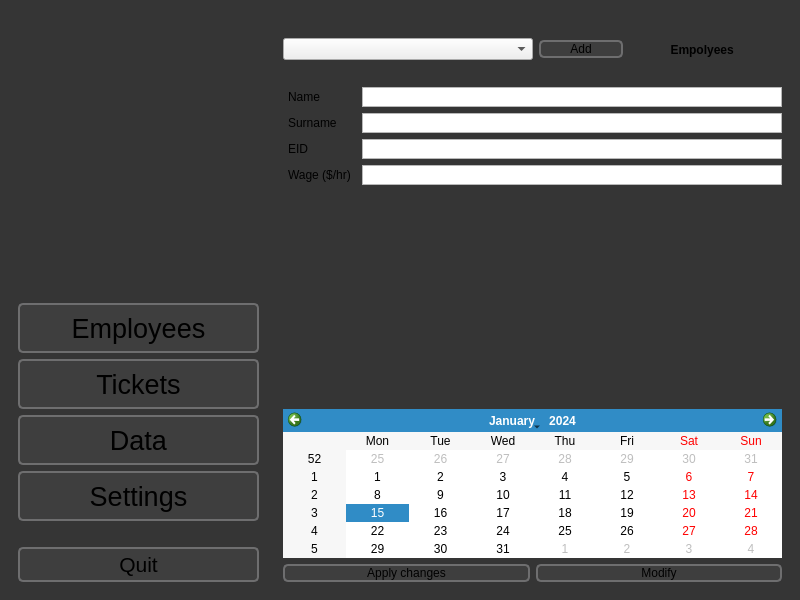
Above: mainwindow.ui from BlackoutSND/Car-Workshop-Manager-in-QT-School-project- before the change. Below: the same form after it.
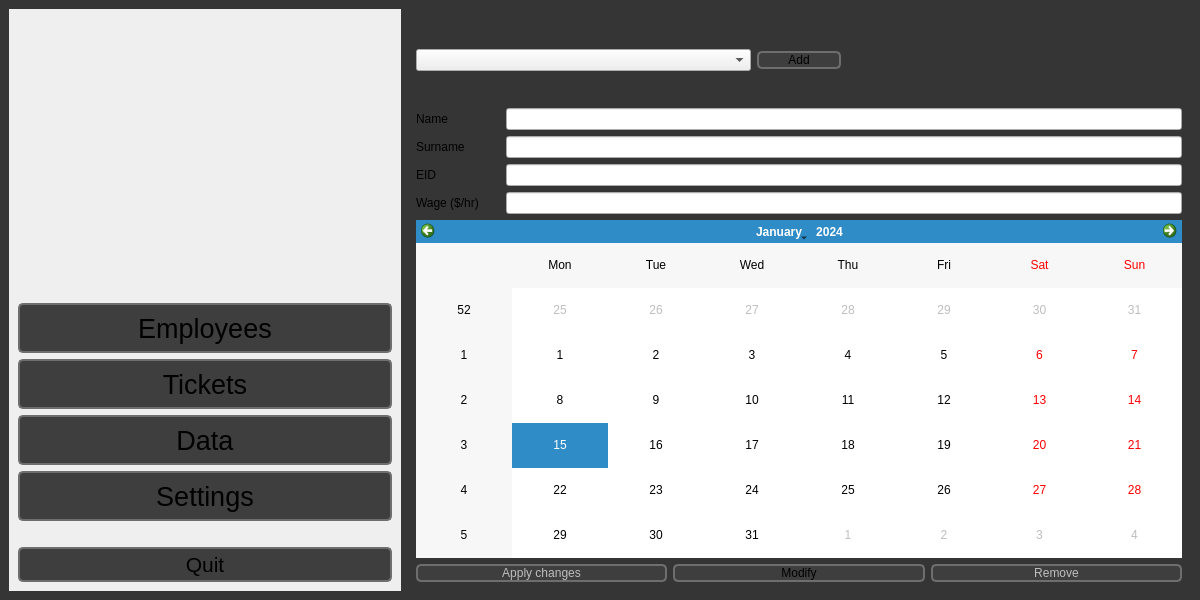
That is the form after the change. The open tabs and pages were chosen to show the change. Icons and pictures are not drawn.

Commit message: Extremely modified version of what was done before. Though now it requires a lot of changes becausee of the spaghetti code. The entire thing was written in C++ QT in less then 2 days without prior knowledge of this Framework... But I am going to refurbish it later this summer in my free time! SO it will get better soon!

```diff
--- a/mainwindow.ui
+++ b/mainwindow.ui
@@ -6,13 +6,13 @@
    <rect>
     <x>0</x>
     <y>0</y>
-    <width>800</width>
+    <width>1200</width>
     <height>600</height>
    </rect>
   </property>
   <property name="minimumSize">
    <size>
-    <width>800</width>
+    <width>1000</width>
     <height>600</height>
    </size>
   </property>
@@ -25,43 +25,241 @@
   <property name="palette">
    <palette>
     <active>
+     <colorrole role="WindowText">
+      <brush brushstyle="SolidPattern">
+       <color alpha="255">
+        <red>255</red>
+        <green>255</green>
+        <blue>255</blue>
+       </color>
+      </brush>
+     </colorrole>
+     <colorrole role="Button">
+      <brush brushstyle="SolidPattern">
+       <color alpha="255">
+        <red>49</red>
+        <green>49</green>
+        <blue>49</blue>
+       </color>
+      </brush>
+     </colorrole>
+     <colorrole role="Text">
+      <brush brushstyle="SolidPattern">
+       <color alpha="255">
+        <red>255</red>
+        <green>255</green>
+        <blue>255</blue>
+       </color>
+      </brush>
+     </colorrole>
+     <colorrole role="ButtonText">
+      <brush brushstyle="SolidPattern">
+       <color alpha="255">
+        <red>255</red>
+        <green>255</green>
+        <blue>255</blue>
+       </color>
+      </brush>
+     </colorrole>
+     <colorrole role="Base">
+      <brush brushstyle="SolidPattern">
+       <color alpha="255">
+        <red>81</red>
+        <green>81</green>
+        <blue>81</blue>
+       </color>
+      </brush>
+     </colorrole>
      <colorrole role="Window">
       <brush brushstyle="SolidPattern">
        <color alpha="255">
-        <red>53</red>
-        <green>53</green>
-        <blue>53</blue>
+        <red>36</red>
+        <green>36</green>
+        <blue>36</blue>
+       </color>
+      </brush>
+     </colorrole>
+     <colorrole role="Highlight">
+      <brush brushstyle="SolidPattern">
+       <color alpha="255">
+        <red>85</red>
+        <green>170</green>
+        <blue>127</blue>
+       </color>
+      </brush>
+     </colorrole>
+     <colorrole role="AlternateBase">
+      <brush brushstyle="SolidPattern">
+       <color alpha="255">
+        <red>81</red>
+        <green>81</green>
+        <blue>81</blue>
+       </color>
+      </brush>
+     </colorrole>
+     <colorrole role="ToolTipText">
+      <brush brushstyle="SolidPattern">
+       <color alpha="255">
+        <red>255</red>
+        <green>255</green>
+        <blue>255</blue>
+       </color>
+      </brush>
+     </colorrole>
+     <colorrole role="PlaceholderText">
+      <brush brushstyle="SolidPattern">
+       <color alpha="128">
+        <red>255</red>
+        <green>255</green>
+        <blue>255</blue>
        </color>
       </brush>
      </colorrole>
     </active>
     <inactive>
+     <colorrole role="WindowText">
+      <brush brushstyle="SolidPattern">
+       <color alpha="255">
+        <red>255</red>
+        <green>255</green>
+        <blue>255</blue>
+       </color>
+      </brush>
+     </colorrole>
+     <colorrole role="Button">
+      <brush brushstyle="SolidPattern">
+       <color alpha="255">
+        <red>49</red>
+        <green>49</green>
+        <blue>49</blue>
+       </color>
+      </brush>
+     </colorrole>
+     <colorrole role="Text">
+      <brush brushstyle="SolidPattern">
+       <color alpha="255">
+        <red>255</red>
+        <green>255</green>
+        <blue>255</blue>
+       </color>
+      </brush>
+     </colorrole>
+     <colorrole role="ButtonText">
+      <brush brushstyle="SolidPattern">
+       <color alpha="255">
+        <red>255</red>
+        <green>255</green>
+        <blue>255</blue>
+       </color>
+      </brush>
+     </colorrole>
+     <colorrole role="Base">
+      <brush brushstyle="SolidPattern">
+       <color alpha="255">
+        <red>81</red>
+        <green>81</green>
+        <blue>81</blue>
+       </color>
+      </brush>
+     </colorrole>
      <colorrole role="Window">
       <brush brushstyle="SolidPattern">
        <color alpha="255">
-        <red>53</red>
-        <green>53</green>
-        <blue>53</blue>
+        <red>36</red>
+        <green>36</green>
+        <blue>36</blue>
+       </color>
+      </brush>
+     </colorrole>
+     <colorrole role="Highlight">
+      <brush brushstyle="SolidPattern">
+       <color alpha="255">
+        <red>85</red>
+        <green>170</green>
+        <blue>127</blue>
+       </color>
+      </brush>
+     </colorrole>
+     <colorrole role="AlternateBase">
+      <brush brushstyle="SolidPattern">
+       <color alpha="255">
+        <red>81</red>
+        <green>81</green>
+        <blue>81</blue>
+       </color>
+      </brush>
+     </colorrole>
+     <colorrole role="ToolTipText">
+      <brush brushstyle="SolidPattern">
+       <color alpha="255">
+        <red>255</red>
+        <green>255</green>
+        <blue>255</blue>
+       </color>
+      </brush>
+     </colorrole>
+     <colorrole role="PlaceholderText">
+      <brush brushstyle="SolidPattern">
+       <color alpha="128">
+        <red>255</red>
+        <green>255</green>
+        <blue>255</blue>
        </color>
       </brush>
      </colorrole>
     </inactive>
     <disabled>
+     <colorrole role="Button">
+      <brush brushstyle="SolidPattern">
+       <color alpha="255">
+        <red>49</red>
+        <green>49</green>
+        <blue>49</blue>
+       </color>
+      </brush>
+     </colorrole>
      <colorrole role="Base">
       <brush brushstyle="SolidPattern">
        <color alpha="255">
-        <red>53</red>
-        <green>53</green>
-        <blue>53</blue>
+        <red>36</red>
+        <green>36</green>
+        <blue>36</blue>
        </color>
       </brush>
      </colorrole>
      <colorrole role="Window">
       <brush brushstyle="SolidPattern">
        <color alpha="255">
-        <red>53</red>
-        <green>53</green>
-        <blue>53</blue>
+        <red>36</red>
+        <green>36</green>
+        <blue>36</blue>
+       </color>
+      </brush>
+     </colorrole>
+     <colorrole role="AlternateBase">
+      <brush brushstyle="SolidPattern">
+       <color alpha="255">
+        <red>81</red>
+        <green>81</green>
+        <blue>81</blue>
+       </color>
+      </brush>
+     </colorrole>
+     <colorrole role="ToolTipText">
+      <brush brushstyle="SolidPattern">
+       <color alpha="255">
+        <red>255</red>
+        <green>255</green>
+        <blue>255</blue>
+       </color>
+      </brush>
+     </colorrole>
+     <colorrole role="PlaceholderText">
+      <brush brushstyle="SolidPattern">
+       <color alpha="128">
+        <red>255</red>
+        <green>255</green>
+        <blue>255</blue>
        </color>
       </brush>
      </colorrole>
@@ -176,52 +374,6 @@
    <layout class="QHBoxLayout" name="horizontalLayout" stretch="1,2">
     <item>
      <widget class="QWidget" name="leftSideMenu" native="true">
-      <property name="palette">
-       <palette>
-        <active>
-         <colorrole role="Window">
-          <brush brushstyle="SolidPattern">
-           <color alpha="255">
-            <red>53</red>
-            <green>53</green>
-            <blue>53</blue>
-           </color>
-          </brush>
-         </colorrole>
-        </active>
-        <inactive>
-         <colorrole role="Window">
-          <brush brushstyle="SolidPattern">
-           <color alpha="255">
-            <red>53</red>
-            <green>53</green>
-            <blue>53</blue>
-           </color>
-          </brush>
-         </colorrole>
-        </inactive>
-        <disabled>
-         <colorrole role="Base">
-          <brush brushstyle="SolidPattern">
-           <color alpha="255">
-            <red>53</red>
-            <green>53</green>
-            <blue>53</blue>
-           </color>
-          </brush>
-         </colorrole>
-         <colorrole role="Window">
-          <brush brushstyle="SolidPattern">
-           <color alpha="255">
-            <red>53</red>
-            <green>53</green>
-            <blue>53</blue>
-           </color>
-          </brush>
-         </colorrole>
-        </disabled>
-       </palette>
-      </property>
       <property name="autoFillBackground">
        <bool>true</bool>
       </property>
@@ -399,15 +551,11 @@
         </palette>
        </property>
        <property name="styleSheet">
-        <string notr="true">QLabel {
-    qproperty-alignment: AlignCenter;
-	font-size: 12px; /* Adjust the font size to make labels smaller */
-    padding: 2px; /* Adjust padding for better fitting */
-}</string>
+        <string notr="true"/>
        </property>
-       <layout class="QVBoxLayout" name="verticalLayout_2" stretch="1,5,2,1">
+       <layout class="QVBoxLayout" name="verticalLayout_2" stretch="1,2,4,1">
         <item>
-         <layout class="QHBoxLayout" name="horizontalLayout_2" stretch="5,1,4">
+         <layout class="QHBoxLayout" name="horizontalLayout_2" stretch="4,1,4">
           <item>
            <widget class="QComboBox" name="empListDropBox">
             <property name="minimumSize">
@@ -436,12 +584,15 @@
             <property name="font">
              <font>
               <family>Segoe UI</family>
-              <pointsize>-1</pointsize>
+              <pointsize>16</pointsize>
               <bold>true</bold>
              </font>
             </property>
             <property name="text">
-             <string> Empolyees   </string>
+             <string/>
+            </property>
+            <property name="scaledContents">
+             <bool>true</bool>
             </property>
             <property name="alignment">
              <set>Qt::AlignCenter</set>
@@ -451,40 +602,9 @@
          </layout>
         </item>
         <item>
-         <layout class="QGridLayout" name="gridLayout" columnstretch="1,10,0">
-          <item row="1" column="1">
-           <widget class="QPlainTextEdit" name="empSurNBox">
-            <property name="maximumSize">
-             <size>
-              <width>16777215</width>
-              <height>20</height>
-             </size>
-            </property>
-            <property name="verticalScrollBarPolicy">
-             <enum>Qt::ScrollBarAlwaysOff</enum>
-            </property>
-            <property name="horizontalScrollBarPolicy">
-             <enum>Qt::ScrollBarAlwaysOff</enum>
-            </property>
-            <property name="readOnly">
-             <bool>true</bool>
-            </property>
-           </widget>
-          </item>
+         <layout class="QGridLayout" name="gridLayout" columnstretch="1,8">
           <item row="3" column="1">
-           <widget class="QPlainTextEdit" name="empWageBox">
-            <property name="maximumSize">
-             <size>
-              <width>16777215</width>
-              <height>20</height>
-             </size>
-            </property>
-            <property name="verticalScrollBarPolicy">
-             <enum>Qt::ScrollBarAlwaysOff</enum>
-            </property>
-            <property name="horizontalScrollBarPolicy">
-             <enum>Qt::ScrollBarAlwaysOff</enum>
-            </property>
+           <widget class="QLineEdit" name="empWageLine">
             <property name="readOnly">
              <bool>true</bool>
             </property>
@@ -497,25 +617,6 @@
             </property>
            </widget>
           </item>
-          <item row="2" column="1">
-           <widget class="QPlainTextEdit" name="empIDBox">
-            <property name="maximumSize">
-             <size>
-              <width>16777215</width>
-              <height>20</height>
-             </size>
-            </property>
-            <property name="verticalScrollBarPolicy">
-             <enum>Qt::ScrollBarAlwaysOff</enum>
-            </property>
-            <property name="horizontalScrollBarPolicy">
-             <enum>Qt::ScrollBarAlwaysOff</enum>
-            </property>
-            <property name="readOnly">
-             <bool>true</bool>
-            </property>
-           </widget>
-          </item>
           <item row="0" column="0">
            <widget class="QLabel" name="empNameLabel">
             <property name="text">
@@ -523,25 +624,6 @@
             </property>
            </widget>
           </item>
-          <item row="0" column="1">
-           <widget class="QPlainTextEdit" name="empNameBox">
-            <property name="maximumSize">
-             <size>
-              <width>16777215</width>
-              <height>20</height>
-             </size>
-            </property>
-            <property name="verticalScrollBarPolicy">
-             <enum>Qt::ScrollBarAlwaysOff</enum>
-            </property>
-            <property name="horizontalScrollBarPolicy">
-             <enum>Qt::ScrollBarAlwaysOff</enum>
-            </property>
-            <property name="readOnly">
-             <bool>true</bool>
-            </property>
-           </widget>
-          </item>
           <item row="3" column="0">
            <widget class="QLabel" name="empWageLabel">
             <property name="text">
@@ -556,18 +638,26 @@
             </property>
            </widget>
           </item>
-          <item row="4" column="0">
-           <spacer name="verticalSpacer_3">
-            <property name="orientation">
-             <enum>Qt::Vertical</enum>
+          <item row="1" column="1">
+           <widget class="QLineEdit" name="empSurnLine">
+            <property name="readOnly">
+             <bool>true</bool>
             </property>
-            <property name="sizeHint" stdset="0">
-             <size>
-              <width>20</width>
-              <height>40</height>
-             </size>
+           </widget>
+          </item>
+          <item row="2" column="1">
+           <widget class="QLineEdit" name="empIDLine">
+            <property name="readOnly">
+             <bool>true</bool>
             </property>
-           </spacer>
+           </widget>
+          </item>
+          <item row="0" column="1">
+           <widget class="QLineEdit" name="empNameLine">
+            <property name="readOnly">
+             <bool>true</bool>
+            </property>
+           </widget>
           </item>
          </layout>
         </item>
@@ -582,9 +672,15 @@
          <layout class="QHBoxLayout" name="horizontalLayout_3">
           <item>
            <widget class="QPushButton" name="empApplyChangesBtn">
+            <property name="enabled">
+             <bool>false</bool>
+            </property>
             <property name="text">
              <string>Apply changes</string>
             </property>
+            <property name="flat">
+             <bool>false</bool>
+            </property>
            </widget>
           </item>
           <item>
@@ -594,6 +690,16 @@
             </property>
            </widget>
           </item>
+          <item>
+           <widget class="QPushButton" name="empRemBtn">
+            <property name="enabled">
+             <bool>false</bool>
+            </property>
+            <property name="text">
+             <string>Remove</string>
+            </property>
+           </widget>
+          </item>
          </layout>
         </item>
        </layout>
```
Left out of the diff: 223 changed lines with no effect on the pictures. The commit also changes 42 other files.
